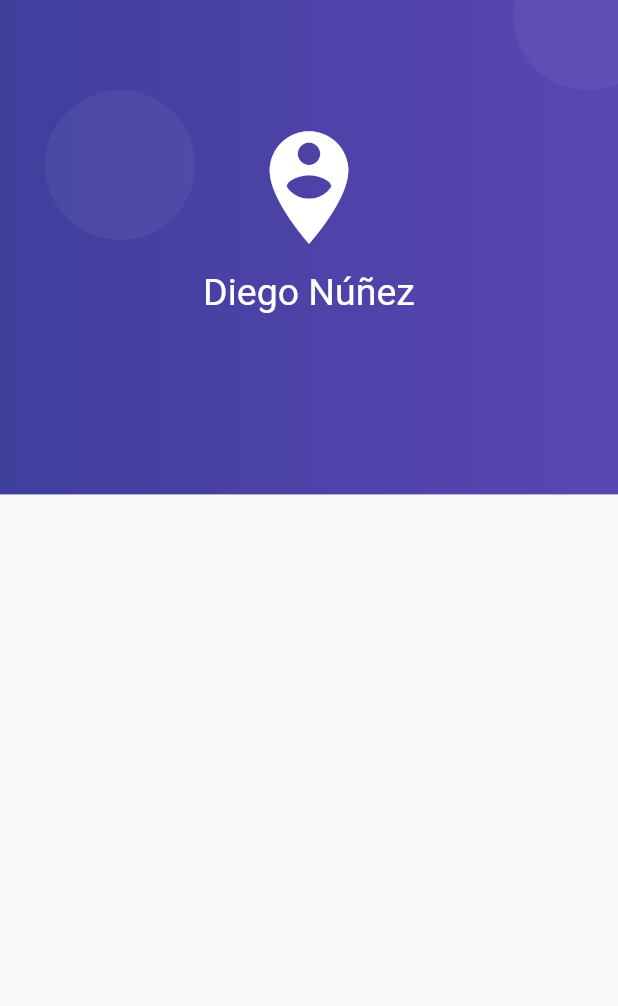
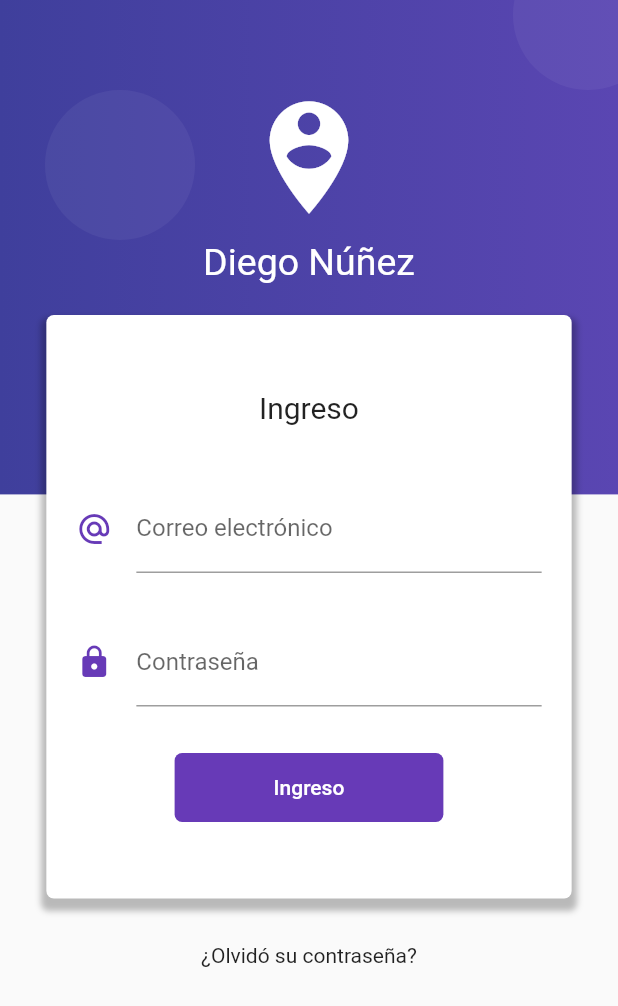
Before and after one commit to ddienu/FormBloc, a Flutter app: the screen it shows after launch, on a phone screen of 412 x 824 dp. Shown: the top 1006 px of the screen. Run offline on Flutter 3.47's test engine with Material 2 defaults, Android fonts, the phone set to English and light mode, and no system bars.

Commit message:
Update: Login page
Update login page with 3 new methods to fullfit the login form, including email adress, password and the button to sabe the entry.

```diff
--- a/lib/src/pages/login_page.dart
+++ b/lib/src/pages/login_page.dart
@@ -10,10 +10,12 @@ class LoginPage extends StatelessWidget {
       body: Stack(
         children: [
           _crearFondo(context),
+          _loginForm(context),
         ],
       )
     );
   }
+
 
   Widget _crearFondo(BuildContext context) {
 
@@ -50,7 +52,7 @@ class LoginPage extends StatelessWidget {
         Positioned(bottom: -50.0, left: -20.0,child: circulo),
 
         Container(
-          padding: EdgeInsets.only(top: 80.0),
+          padding: EdgeInsets.only(top: 60.0),
           child: Column(
             children: [
               Icon(Icons.person_pin_circle, color: Colors.white, size: 90.0),
@@ -62,4 +64,95 @@ class LoginPage extends StatelessWidget {
       ],
     );
   }
+
+  Widget _loginForm(BuildContext context) {
+
+    final size = MediaQuery.of(context).size;
+
+    return SingleChildScrollView(
+      child: Column(
+        children: [
+          SafeArea(
+            child: Container(
+              height : 180.0,
+            )
+            ),
+          Container(
+            margin: EdgeInsets.symmetric( vertical: 30.0 ),
+            padding: EdgeInsets.symmetric( vertical: 50.0),
+            width: size.width * 0.85,
+            decoration: BoxDecoration(
+              borderRadius: BorderRadius.circular(5.0),
+              color: Colors.white,
+              boxShadow: [
+                BoxShadow(
+                  color: Colors.black26,
+                  blurRadius: 3.0,
+                  offset: Offset(0.0, 5.0),
+                  spreadRadius: 3.0,
+                )
+              ]
+            ),
+          child: Column(
+            children: [
+              Text('Ingreso', style: TextStyle(fontSize: 20.0)),
+              SizedBox( height: 40.0),
+              _crearEmail(),
+              SizedBox( height: 30.0),
+              _crearPassword(),
+              SizedBox( height: 30.0),
+              _crearBoton(),
+            ],
+          ),
+          ),
+          Text('¿Olvidó su contraseña?'),
+          SizedBox( height: 100.0),
+        ],
+      ),
+    );
+  }
+
+  Widget _crearEmail() {
+    return Container(
+      padding: EdgeInsets.symmetric( horizontal: 20.0),
+      child: TextField(
+        keyboardType: TextInputType.emailAddress,
+        decoration: InputDecoration(
+          icon: Icon(Icons.alternate_email, color: Colors.deepPurple),
+          hintText: 'ejemplo@correo.com',
+          labelText: 'Correo electrónico'
+        ),
+      ),
+    );
+  }
+
+    Widget _crearPassword() {
+    return Container(
+      padding: EdgeInsets.symmetric( horizontal: 20.0),
+      child: TextField(
+        obscureText: true,
+        keyboardType: TextInputType.visiblePassword,
+        decoration: InputDecoration(
+          icon: Icon(Icons.lock, color: Colors.deepPurple),
+          labelText: 'Contraseña'
+        ),
+      ),
+    );
+  }
+
+  Widget _crearBoton() {
+    return ElevatedButton(
+      style: ButtonStyle(
+        elevation: MaterialStateProperty.all(0.0),
+        backgroundColor: MaterialStateProperty.all<Color>(Colors.deepPurple),
+        shape: MaterialStateProperty.all(RoundedRectangleBorder(
+          borderRadius: BorderRadius.circular(5.0)))
+      ),
+      child: Container(
+        padding: EdgeInsets.symmetric( horizontal: 50.0, vertical: 15.0),
+       child: Text('Ingreso'),
+       ),
+      onPressed: (){}
+      );
+  }
 }
```
